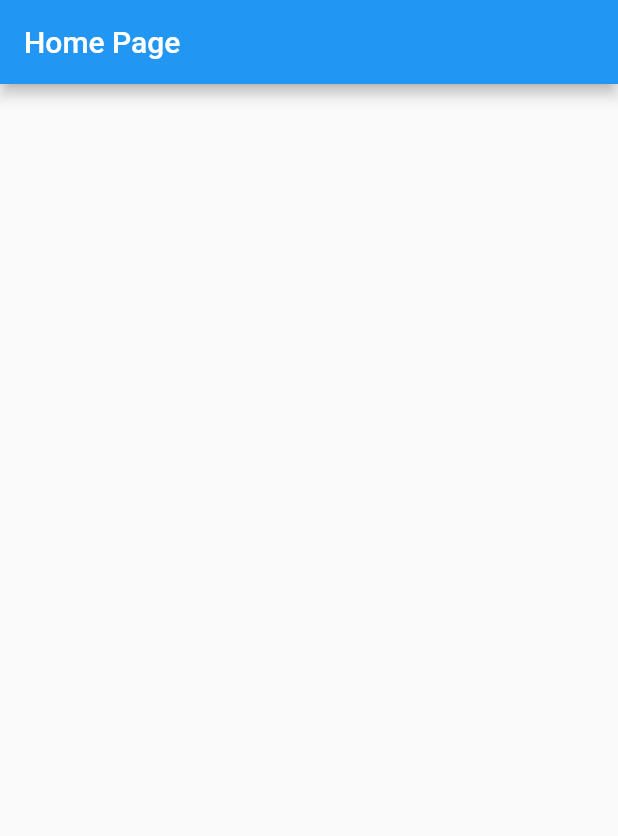
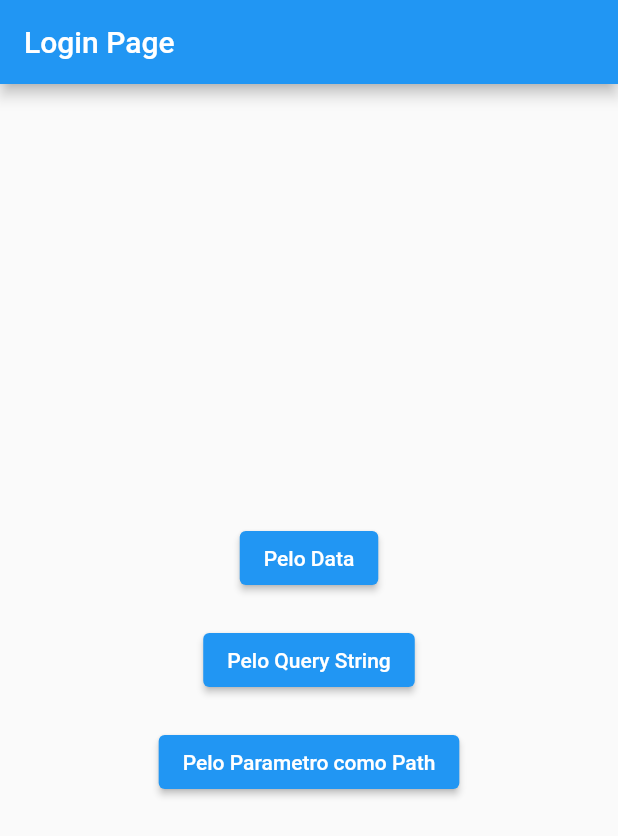
Before and after one commit to SergioFeitosa/flutter_web_modular, a Flutter app: the screen it shows after launch, on a phone screen of 412 x 824 dp. Shown: the top 836 px of the screen. Run offline on Flutter 3.47's test engine with Material 2 defaults, Android fonts, the phone set to English and light mode, and no system bars; our stand-ins replace flutter_modular.

Commit message:
commit final

```diff
--- a/lib/src/app_module.dart
+++ b/lib/src/app_module.dart
@@ -1,6 +1,7 @@
 import 'package:flutter_modular/flutter_modular.dart';
-import './modules/home/home_page.dart';
-
+import 'package:flutter_web_modular/src/modules/home/home_module.dart';
+import 'package:flutter_web_modular/src/modules/login/login_module.dart';
+import 'package:flutter_web_modular/src/modules/pessoa/pessoa_module.dart';
 
 class AppModule extends Module {
   @override
@@ -8,6 +9,10 @@ class AppModule extends Module {
 
   @override
   List<ModularRoute> get routes => [
-    ChildRoute('/', child: (context, args) => const HomePage()),
+    //ChildRoute('/', child: (context, args) => const HomePage()),
+    ModuleRoute('/home', module: HomeModule()),
+    ModuleRoute('/login', module: LoginModule()),
+    ModuleRoute('/pessoa', module: PessoaModule()),
+
   ];
 }
--- a/lib/src/app_widget.dart
+++ b/lib/src/app_widget.dart
@@ -6,6 +6,10 @@ class AppWidget extends StatelessWidget {
 
   @override
   Widget build(BuildContext context){
+
+    Modular.setInitialRoute('/login');
+
+
     return MaterialApp.router(
       title: 'Application Name',
       theme: ThemeData(primarySwatch: Colors.blue),
--- /dev/null
+++ b/lib/src/modules/login/login_page.dart
@@ -0,0 +1,47 @@
+import 'package:flutter/material.dart';
+import 'package:flutter_modular/flutter_modular.dart';
+
+class LoginPage extends StatelessWidget {
+  const LoginPage({Key? key}) : super(key: key);
+
+  @override
+  Widget build(BuildContext context) {
+    return Scaffold(
+      appBar: AppBar(
+        title: const Text('Login Page'),
+      ),
+      body: Center(
+        child: Column(
+          mainAxisAlignment: MainAxisAlignment.center,
+          children: [
+            ElevatedButton(
+              onPressed: () {
+                Modular.to
+                    .pushNamed('/home', arguments: 'Pessoa enviado pela data');
+              },
+              child: const Text('Pelo Data'),
+            ),
+            const SizedBox(
+              height: 20,
+            ),
+            ElevatedButton(
+              onPressed: () {
+                Modular.to.pushNamed('/home/?query=Pessoa&order=id');
+              },
+              child: const Text('Pelo Query String'),
+            ),
+            const SizedBox(
+              height: 20,
+            ),
+            ElevatedButton(
+              onPressed: () {
+                Modular.to.pushNamed('/home/123/batata?query=Rodrigo');
+              },
+              child: const Text('Pelo Parametro como Path'),
+            ),
+          ],
+        ),
+      ),
+    );
+  }
+}
--- /dev/null
+++ b/lib/src/repositories/pessoa/pessoa_repository.dart
@@ -0,0 +1,3 @@
+abstract class PessoaRepository {
+
+}
```
Also changed, not shown: lib/src/modules/core/core_module.dart (added, +15 -0 lines), lib/src/modules/home/home_module.dart (added, +28 -0 lines), lib/src/modules/home/home_page.dart (+29 -8 lines), lib/src/modules/login/login_module.dart (added, +14 -0 lines), lib/src/modules/pessoa/pessoa_module.dart (added, +16 -0 lines), lib/src/modules/pessoa/pessoa_page.dart (added, +14 -0 lines), lib/src/repositories/pessoa/pessoa_repository_impl.dart (added, +8 -0 lines), lib/src/services/buscar_pessoa_service.dart (added, +15 -0 lines).
